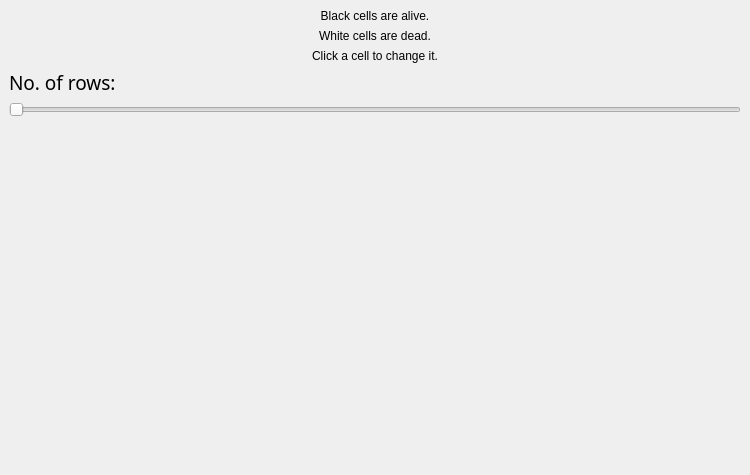
Old version of the form mainwindow.ui in the repository liweiyap/Conway_GameOfLife.
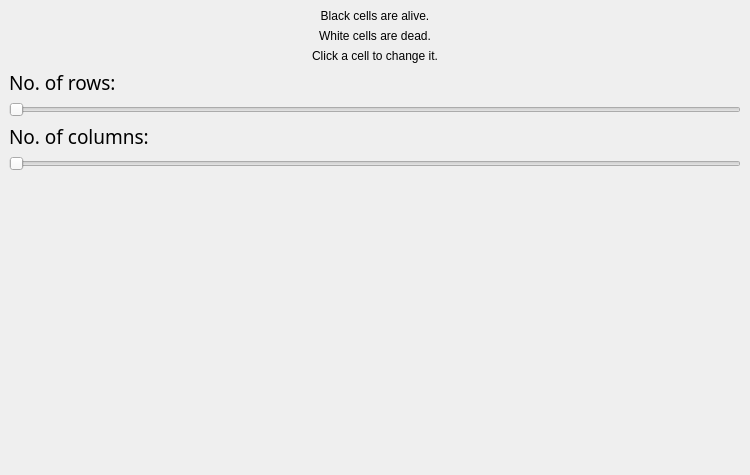
New version of the form.

```diff
--- a/mainwindow.ui
+++ b/mainwindow.ui
@@ -81,6 +81,29 @@
           </property>
          </widget>
         </item>
+        <item>
+         <widget class="QLabel" name="columnCountSliderInfo">
+          <property name="font">
+           <font>
+            <family>Trebuchet MS</family>
+            <pointsize>14</pointsize>
+           </font>
+          </property>
+          <property name="text">
+           <string>No. of columns:</string>
+          </property>
+          <property name="alignment">
+           <set>Qt::AlignBottom|Qt::AlignLeading|Qt::AlignLeft</set>
+          </property>
+         </widget>
+        </item>
+        <item>
+         <widget class="QSlider" name="columnCountSlider">
+          <property name="orientation">
+           <enum>Qt::Horizontal</enum>
+          </property>
+         </widget>
+        </item>
         <item>
          <spacer name="controlVerticalSpacer">
           <property name="orientation">
```
Left out of the diff: 2 changed lines with no effect on the pictures.
